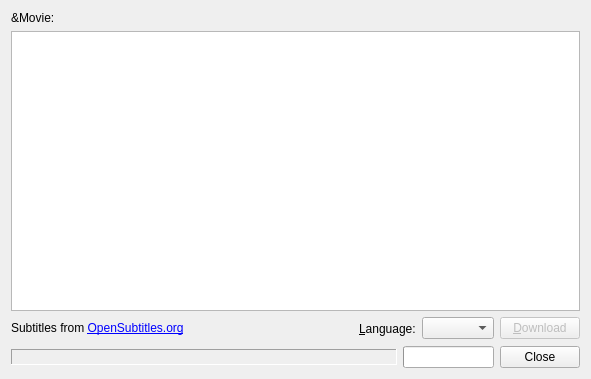
Old version of the form quarkplayer-plugins/findsubtitles/FindSubtitlesWindow.ui in the repository tkrotoff/QuarkPlayer.
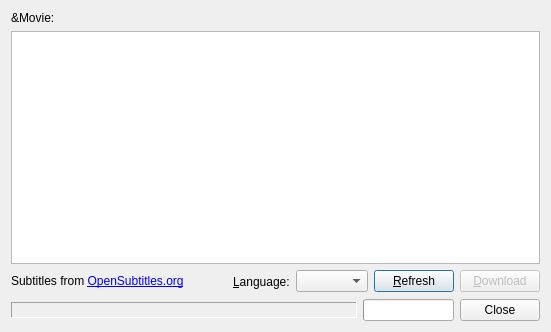
New version of the form. Custom widgets are drawn as their Qt base class.

Commit message: Bugfix inside FindSubtitlesWindow

Diff of the .ui file:
```diff
--- a/quarkplayer-plugins/findsubtitles/FindSubtitlesWindow.ui
+++ b/quarkplayer-plugins/findsubtitles/FindSubtitlesWindow.ui
@@ -5,8 +5,8 @@
    <rect>
     <x>0</x>
     <y>0</y>
-    <width>591</width>
-    <height>379</height>
+    <width>551</width>
+    <height>332</height>
    </rect>
   </property>
   <property name="windowTitle" >
@@ -71,6 +71,13 @@
      <item>
       <widget class="QComboBox" name="languageComboBox" />
      </item>
+     <item>
+      <widget class="QPushButton" name="refreshButton" >
+       <property name="text" >
+        <string>&amp;Refresh</string>
+       </property>
+      </widget>
+     </item>
      <item>
       <widget class="QPushButton" name="downloadButton" >
        <property name="enabled" >
```
The commit also changes 2 other files.
